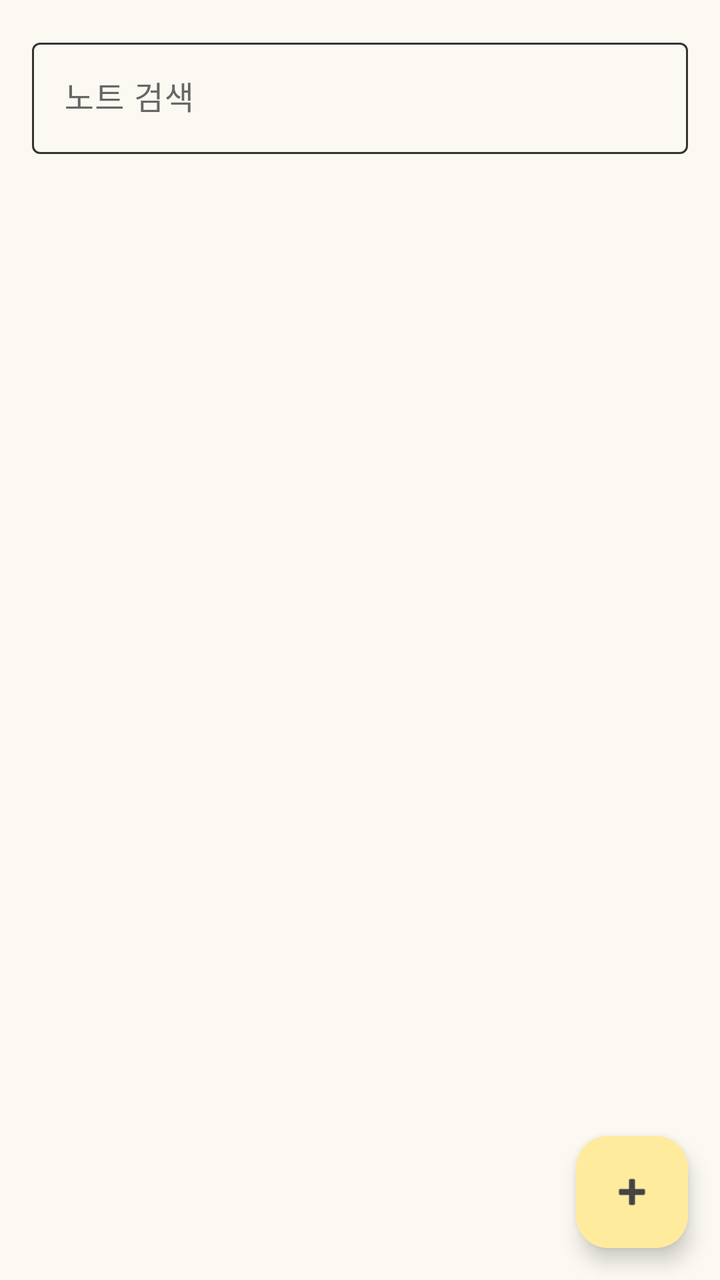
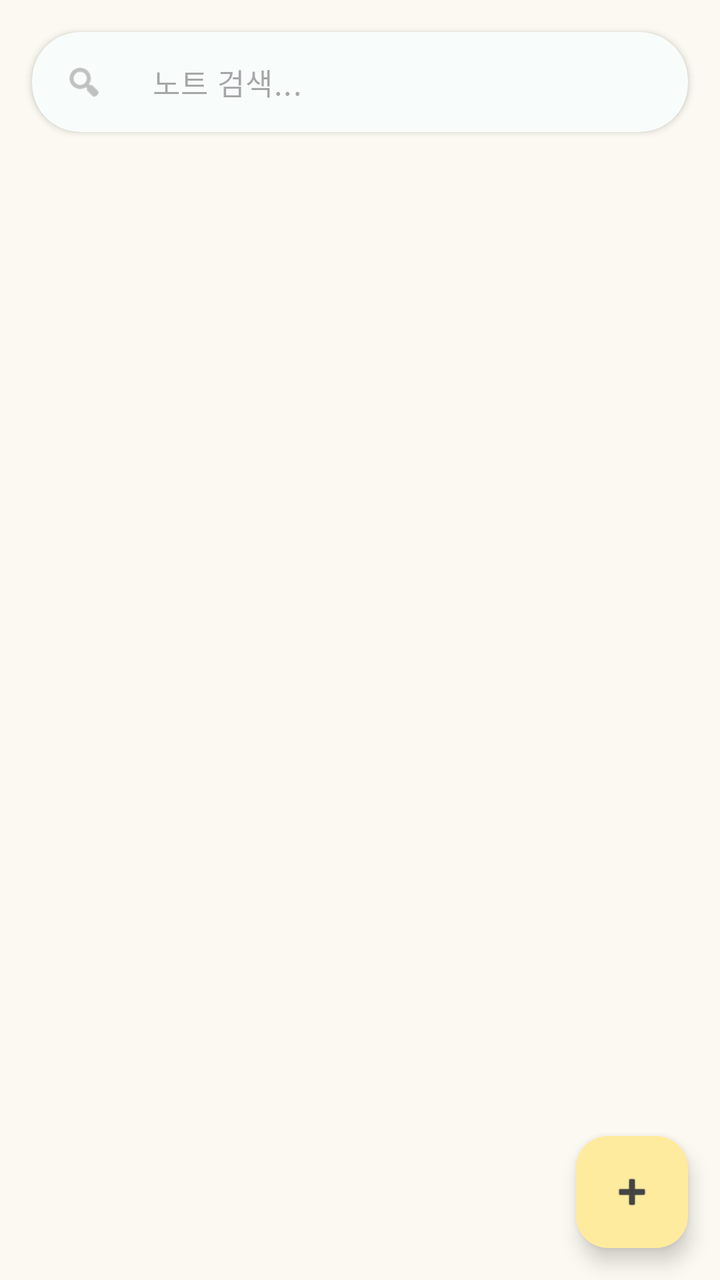

The first picture is an Android layout as it rendered before a commit; the second is the same layout after the commit. The layout source and the unified diff follow.
<!-- AndroidManifest.xml: application theme Theme.ToDoNote -->
<!-- res/layout/fragment_note.xml -->
<?xml version="1.0" encoding="utf-8"?>
<androidx.constraintlayout.widget.ConstraintLayout xmlns:android="http://schemas.android.com/apk/res/android"
    xmlns:app="http://schemas.android.com/apk/res-auto"
    android:layout_width="match_parent"
    android:layout_height="match_parent"
    android:background="@color/color_background">

    
    <com.google.android.material.textfield.TextInputLayout
        android:id="@+id/search_layout"
        android:layout_width="0dp"
        android:layout_height="wrap_content"
        android:layout_marginStart="16dp"
        android:layout_marginTop="16dp"
        android:layout_marginEnd="16dp"
        android:hint="노트 검색"
        app:boxBackgroundMode="outline"
        app:layout_constraintEnd_toEndOf="parent"
        app:layout_constraintStart_toStartOf="parent"
        app:layout_constraintTop_toTopOf="parent">

        <com.google.android.material.textfield.TextInputEditText
            android:id="@+id/et_search"
            android:layout_width="match_parent"
            android:layout_height="wrap_content"
            android:inputType="text"
            android:imeOptions="actionSearch" />
    </com.google.android.material.textfield.TextInputLayout>

    
    <androidx.recyclerview.widget.RecyclerView
        android:id="@+id/recycler_note"
        android:layout_width="0dp"
        android:layout_height="0dp"
        android:layout_marginStart="8dp"
        android:layout_marginTop="16dp"
        android:layout_marginEnd="8dp"
        android:layout_marginBottom="16dp"
        android:padding="8dp"
        app:layout_constraintBottom_toBottomOf="parent"
        app:layout_constraintEnd_toEndOf="parent"
        app:layout_constraintStart_toStartOf="parent"
        app:layout_constraintTop_toBottomOf="@id/search_layout" />

    
    <com.google.android.material.floatingactionbutton.FloatingActionButton
        android:id="@+id/fab_note"
        android:layout_width="wrap_content"
        android:layout_height="wrap_content"
        android:layout_margin="16dp"
        android:src="@android:drawable/ic_input_add"
        app:backgroundTint="@color/color_accent"
        app:tint="@color/color_text_dark"
        app:layout_constraintBottom_toBottomOf="parent"
        app:layout_constraintEnd_toEndOf="parent" />

</androidx.constraintlayout.widget.ConstraintLayout>
<!-- resources referenced by this layout -->
<resources>
  <color name="color_accent">#FFEB9E</color>
  <color name="color_background">#FBF9F1</color>
  <color name="color_text_dark">#444444</color>
  <style name="Theme.ToDoNote" parent="Base.Theme.ToDoNote" />
  <style name="Base.Theme.ToDoNote" parent="Theme.Material3.DayNight.NoActionBar">
          
          <item name="colorPrimary">@color/color_primary</item>
          <item name="colorPrimaryDark">@color/color_primary_dark</item>
          <item name="colorPrimaryVariant">@color/color_primary_light</item>
          
          
          <item name="colorSecondary">@color/color_secondary</item>
          <item name="colorSecondaryVariant">@color/color_secondary_dark</item>
          
          
          <item name="android:colorBackground">@color/color_background</item>
          <item name="colorSurface">@color/color_surface</item>
          
          
          <item name="android:textColorPrimary">@color/color_text_dark</item>
          <item name="android:textColorSecondary">@color/color_text_medium</item>
          <item name="colorOnPrimary">@color/white</item>
          <item name="colorOnSecondary">@color/color_text_dark</item>
          <item name="colorOnBackground">@color/color_text_dark</item>
          <item name="colorOnSurface">@color/color_text_dark</item>
          <item name="colorOnSurfaceVariant">@color/color_text_medium</item>
          
          
          <item name="colorAccent">@color/color_accent</item>
          
          
          <item name="colorOutline">@color/color_outline</item>
          
          
          <item name="android:statusBarColor">@android:color/black</item>
          <item name="android:windowLightStatusBar">false</item>
      </style>
  <color name="color_primary">#A0D9C8</color>
  <color name="color_primary_dark">#7DB8A5</color>
  <color name="color_primary_light">#C8E8DC</color>
  <color name="color_secondary">#F0D5C9</color>
  <color name="color_secondary_dark">#E0B5A3</color>
  <color name="color_surface">#FFFFFF</color>
  <color name="color_text_medium">#666666</color>
  <color name="white">#FFFFFFFF</color>
  <color name="color_outline">#333333</color>
</resources>

<!-- the commit's change to res/layout/fragment_note.xml (unified diff, before → after) -->
@@ -6,26 +6,64 @@
     android:background="@color/color_background">
 
     
-    <com.google.android.material.textfield.TextInputLayout
-        android:id="@+id/search_layout"
+    <com.google.android.material.card.MaterialCardView
+        android:id="@+id/search_card"
         android:layout_width="0dp"
         android:layout_height="wrap_content"
         android:layout_marginStart="16dp"
         android:layout_marginTop="16dp"
         android:layout_marginEnd="16dp"
-        android:hint="노트 검색"
-        app:boxBackgroundMode="outline"
+        app:cardCornerRadius="24dp"
+        app:cardElevation="2dp"
+        app:cardBackgroundColor="@color/white"
+        app:strokeWidth="0dp"
         app:layout_constraintEnd_toEndOf="parent"
         app:layout_constraintStart_toStartOf="parent"
         app:layout_constraintTop_toTopOf="parent">
 
-        <com.google.android.material.textfield.TextInputEditText
-            android:id="@+id/et_search"
+        <LinearLayout
             android:layout_width="match_parent"
             android:layout_height="wrap_content"
-            android:inputType="text"
-            android:imeOptions="actionSearch" />
-    </com.google.android.material.textfield.TextInputLayout>
+            android:orientation="horizontal"
+            android:gravity="center_vertical"
+            android:paddingStart="16dp"
+            android:paddingEnd="8dp">
+
+            
+            <ImageView
+                android:layout_width="20dp"
+                android:layout_height="20dp"
+                android:src="@android:drawable/ic_menu_search"
+                android:tint="@color/color_text_light"
+                android:contentDescription="검색" />
+
+            <com.google.android.material.textfield.TextInputLayout
+                android:id="@+id/search_layout"
+                android:layout_width="0dp"
+                android:layout_height="wrap_content"
+                android:layout_weight="1"
+                android:layout_marginStart="8dp"
+                app:boxStrokeWidth="0dp"
+                app:boxStrokeWidthFocused="0dp"
+                app:hintEnabled="false"
+                app:boxBackgroundColor="@android:color/transparent">
+
+                <com.google.android.material.textfield.TextInputEditText
+                    android:id="@+id/et_search"
+                    android:layout_width="match_parent"
+                    android:layout_height="wrap_content"
+                    android:hint="노트 검색..."
+                    android:inputType="text"
+                    android:imeOptions="actionSearch"
+                    android:background="@android:color/transparent"
+                    android:textSize="15sp"
+                    android:paddingTop="14dp"
+                    android:paddingBottom="14dp" />
+            </com.google.android.material.textfield.TextInputLayout>
+
+        </LinearLayout>
+
+    </com.google.android.material.card.MaterialCardView>
 
     
     <androidx.recyclerview.widget.RecyclerView
@@ -33,14 +71,15 @@
         android:layout_width="0dp"
         android:layout_height="0dp"
         android:layout_marginStart="8dp"
-        android:layout_marginTop="16dp"
+        android:layout_marginTop="12dp"
         android:layout_marginEnd="8dp"
         android:layout_marginBottom="16dp"
         android:padding="8dp"
+        android:clipToPadding="false"
         app:layout_constraintBottom_toBottomOf="parent"
         app:layout_constraintEnd_toEndOf="parent"
         app:layout_constraintStart_toStartOf="parent"
-        app:layout_constraintTop_toBottomOf="@id/search_layout" />
+        app:layout_constraintTop_toBottomOf="@id/search_card" />
 
     
     <com.google.android.material.floatingactionbutton.FloatingActionButton
@@ -51,6 +90,7 @@
         android:src="@android:drawable/ic_input_add"
         app:backgroundTint="@color/color_accent"
         app:tint="@color/color_text_dark"
+        app:elevation="6dp"
         app:layout_constraintBottom_toBottomOf="parent"
         app:layout_constraintEnd_toEndOf="parent" />
 
<!-- resource entries referenced after the edit -->
@@ -3,6 +3,7 @@
   <color name="color_accent">#FFEB9E</color>
   <color name="color_background">#FBF9F1</color>
   <color name="color_text_dark">#444444</color>
+  <color name="color_text_light">#999999</color>
   <style name="Theme.ToDoNote" parent="Base.Theme.ToDoNote" />
   <style name="Base.Theme.ToDoNote" parent="Theme.Material3.DayNight.NoActionBar">
           
